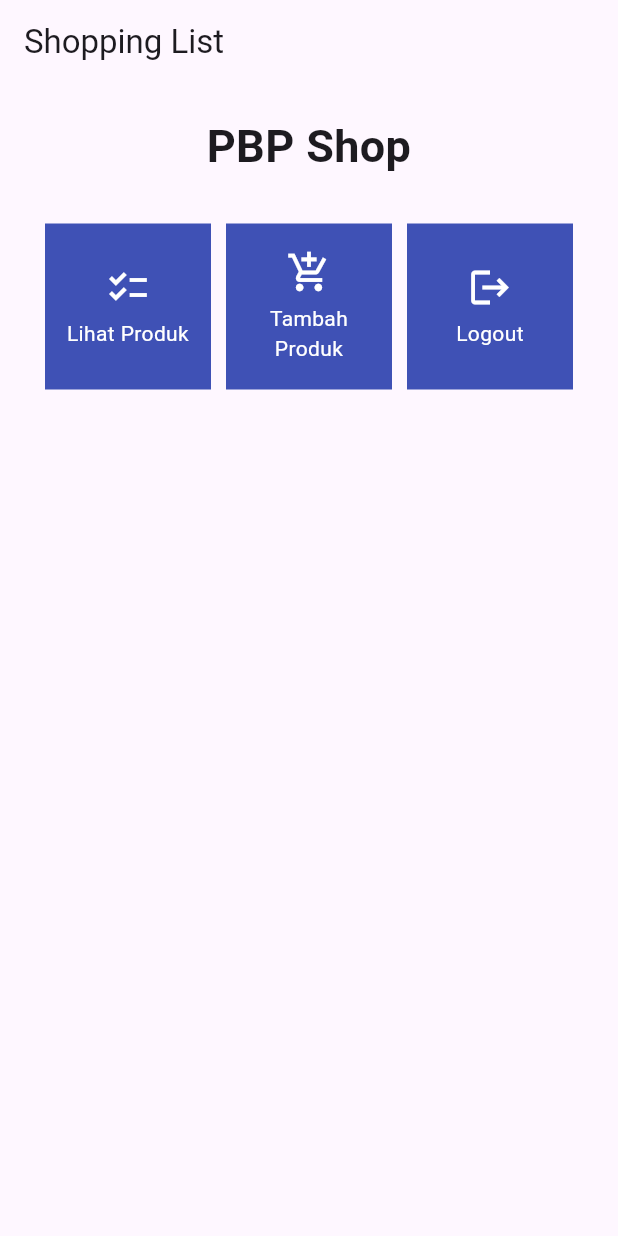
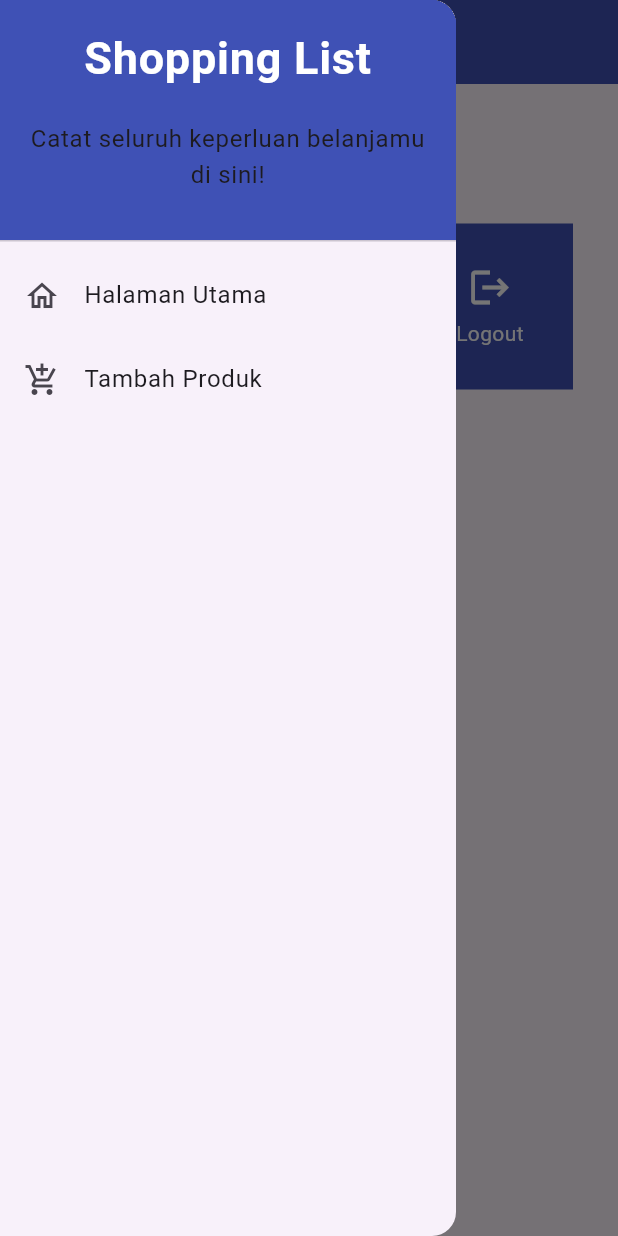
Before and after one commit to Nsyay/shopping-list-mobile, a Flutter app: the screen it shows after launch, with the side drawer open (before the commit the screen has no drawer), on a phone screen of 412 x 824 dp. Run offline on Flutter 3.47's test engine with Material 2 defaults, Android fonts, the phone set to English and light mode, and no system bars.

Commit message:
tutorial 7 selesai

```diff
--- a/lib/main.dart
+++ b/lib/main.dart
@@ -1,6 +1,6 @@
 import 'package:flutter/material.dart';
 
-import 'package:shopping_list/menu.dart';
+import 'package:shopping_list/screens/menu.dart';
 void main() {
   runApp(const MyApp());
 }
--- a/lib/menu.dart
+++ /dev/null
@@ -1,121 +0,0 @@
-import 'package:flutter/material.dart';
-
-class MyHomePage extends StatelessWidget {
-  MyHomePage({Key? key}) : super(key: key);
-
-
-  final List<ShopItem> items = [
-    ShopItem("Lihat Produk", Icons.checklist),
-    ShopItem("Tambah Produk", Icons.add_shopping_cart),
-    ShopItem("Logout", Icons.logout),
-];
-
-  // This widget is the home page of your application. It is stateful, meaning
-  // that it has a State object (defined below) that contains fields that affect
-  // how it looks.
-
-  // This class is the configuration for the state. It holds the values (in this
-  // case the title) provided by the parent (in this case the App widget) and
-  // used by the build method of the State. Fields in a Widget subclass are
-  // always marked "final".
-
-  @override
-  Widget build(BuildContext context) {
-        return Scaffold(
-      appBar: AppBar(
-        title: const Text(
-          'Shopping List',
-        ),
-      ),
-      body: SingleChildScrollView(
-        // Widget wrapper yang dapat discroll
-        child: Padding(
-          padding: const EdgeInsets.all(10.0), // Set padding dari halaman
-          child: Column(
-            // Widget untuk menampilkan children secara vertikal
-            children: <Widget>[
-              const Padding(
-                padding: EdgeInsets.only(top: 10.0, bottom: 10.0),
-                // Widget Text untuk menampilkan tulisan dengan alignment center dan style yang sesuai
-                child: Text(
-                  'PBP Shop', // Text yang menandakan toko
-                  textAlign: TextAlign.center,
-                  style: TextStyle(
-                    fontSize: 30,
-                    fontWeight: FontWeight.bold,
-                  ),
-                ),
-              ),
-              // Grid layout
-              GridView.count(
-                // Container pada card kita.
-                primary: true,
-                padding: const EdgeInsets.all(20),
-                crossAxisSpacing: 10,
-                mainAxisSpacing: 10,
-                crossAxisCount: 3,
-                shrinkWrap: true,
-                children: items.map((ShopItem item) {
-                  // Iterasi untuk setiap item
-                  return ShopCard(item);
-                }).toList(),
-              ),
-            ],
-          ),
-        ),
-      ),
-    );
-    }
-}
-
-class ShopItem {
-  final String name;
-  final IconData icon;
-
-  ShopItem(this.name, this.icon);
-}
-
-class ShopCard extends StatelessWidget {
-  final ShopItem item;
-
-  const ShopCard(this.item, {super.key}); // Constructor
-
-  @override
-  Widget build(BuildContext context) {
-    return Material(
-      color: Colors.indigo,
-      child: InkWell(
-        // Area responsive terhadap sentuhan
-        onTap: () {
-          // Memunculkan SnackBar ketika diklik
-          ScaffoldMessenger.of(context)
-            ..hideCurrentSnackBar()
-            ..showSnackBar(SnackBar(
-                content: Text("Kamu telah menekan tombol ${item.name}!")));
-        },
-        child: Container(
-          // Container untuk menyimpan Icon dan Text
-          padding: const EdgeInsets.all(8),
-          child: Center(
-            child: Column(
-              mainAxisAlignment: MainAxisAlignment.center,
-              children: [
-                Icon(
-                  item.icon,
-                  color: Colors.white,
-                  size: 30.0,
-                ),
-                const Padding(padding: EdgeInsets.all(3)),
-                Text(
-                  item.name,
-                  textAlign: TextAlign.center,
-                  style: const TextStyle(color: Colors.white),
-                ),
-              ],
-            ),
-          ),
-        ),
-      ),
-    );
-  }
-}
--- /dev/null
+++ b/lib/screens/menu.dart
@@ -0,0 +1,75 @@
+import 'package:flutter/material.dart';
+import 'package:shopping_list/widgets/left_drawer.dart';
+import 'package:shopping_list/widgets/shop_card.dart';
+
+
+class MyHomePage extends StatelessWidget {
+  MyHomePage({Key? key}) : super(key: key);
+
+
+  final List<ShopItem> items = [
+    ShopItem("Lihat Produk", Icons.checklist),
+    ShopItem("Tambah Produk", Icons.add_shopping_cart),
+    ShopItem("Logout", Icons.logout),
+];
+
+  // This widget is the home page of your application. It is stateful, meaning
+  // that it has a State object (defined below) that contains fields that affect
+  // how it looks.
+
+  // This class is the configuration for the state. It holds the values (in this
+  // case the title) provided by the parent (in this case the App widget) and
+  // used by the build method of the State. Fields in a Widget subclass are
+  // always marked "final".
+
+  @override
+  Widget build(BuildContext context) {
+        return Scaffold(
+          appBar: AppBar(
+            title: const Text(
+              'Shopping List',
+            ),
+            backgroundColor: Colors.indigo,
+            foregroundColor: Colors.white,
+          ),
+          drawer: const LeftDrawer(),
+          body: SingleChildScrollView(
+            // Widget wrapper yang dapat discroll
+            child: Padding(
+              padding: const EdgeInsets.all(10.0), // Set padding dari halaman
+              child: Column(
+                // Widget untuk menampilkan children secara vertikal
+                children: <Widget>[
+                  const Padding(
+                    padding: EdgeInsets.only(top: 10.0, bottom: 10.0),
+                    // Widget Text untuk menampilkan tulisan dengan alignment center dan style yang sesuai
+                    child: Text(
+                      'PBP Shop', // Text yang menandakan toko
+                      textAlign: TextAlign.center,
+                      style: TextStyle(
+                        fontSize: 30,
+                        fontWeight: FontWeight.bold,
+                      ),
+                    ),
+                  ),
+                  // Grid layout
+                  GridView.count(
+                    // Container pada card kita.
+                    primary: true,
+                    padding: const EdgeInsets.all(20),
+                    crossAxisSpacing: 10,
+                    mainAxisSpacing: 10,
+                    crossAxisCount: 3,
+                    shrinkWrap: true,
+                    children: items.map((ShopItem item) {
+                      // Iterasi untuk setiap item
+                      return ShopCard(item);
+                    }).toList(),
+                  ),
+                ],
+              ),
+            ),
+          ),
+        );
+    }
+}
--- /dev/null
+++ b/lib/widgets/left_drawer.dart
@@ -0,0 +1,64 @@
+import 'package:flutter/material.dart';
+import 'package:shopping_list/screens/menu.dart';
+import 'package:shopping_list/screens/shoplist_form.dart';
+
+
+class LeftDrawer extends StatelessWidget {
+  const LeftDrawer({super.key});
+
+  @override
+  Widget build(BuildContext context) {
+    return Drawer(
+      child: ListView(
+        children: [
+          const DrawerHeader(
+            decoration: BoxDecoration(
+                color: Colors.indigo,
+              ),
+              child: Column(
+                children: [
+                  Text(
+                    'Shopping List',
+                    textAlign: TextAlign.center,
+                    style: TextStyle(
+                      fontSize: 30,
+                      fontWeight: FontWeight.bold,
+                      color: Colors.white,
+                    ),
+                  ),
+                  Padding(padding: EdgeInsets.all(10)),
+                  Text("Catat seluruh keperluan belanjamu di sini!",
+                      textAlign: TextAlign.center,
+                  ),
+                ],
+              ),
+          ),
+          ListTile(
+            leading: const Icon(Icons.home_outlined),
+            title: const Text('Halaman Utama'),
+            // Bagian redirection ke MyHomePage
+            onTap: () {
+              Navigator.pushReplacement(
+                  context,
+                  MaterialPageRoute(
+                    builder: (context) => MyHomePage(),
+                  ));
+            },
+          ),
+          ListTile(
+            leading: const Icon(Icons.add_shopping_cart),
+            title: const Text('Tambah Produk'),
+            // Bagian redirection ke ShopFormPage
+            onTap: () {
+              Navigator.pushReplacement(
+                  context,
+                  MaterialPageRoute(
+                    builder: (context) => ShopFormPage(),
+                  ));
+            },
+          ),
+        ],
+      ),
+    );
+  }
+}
--- /dev/null
+++ b/lib/widgets/shop_card.dart
@@ -0,0 +1,58 @@
+import 'package:flutter/material.dart';
+import 'package:shopping_list/screens/shoplist_form.dart';
+
+class ShopItem {
+  final String name;
+  final IconData icon;
+
+  ShopItem(this.name, this.icon);
+}
+
+class ShopCard extends StatelessWidget {
+  final ShopItem item;
+
+  const ShopCard(this.item, {super.key}); // Constructor
+
+  @override
+  Widget build(BuildContext context) {
+    return Material(
+      color: Colors.indigo,
+      child: InkWell(
+        // Area responsive terhadap sentuhan
+        onTap: () {
+          // Memunculkan SnackBar ketika diklik
+          ScaffoldMessenger.of(context)
+            ..hideCurrentSnackBar()
+            ..showSnackBar(SnackBar(
+                content: Text("Kamu telah menekan tombol ${item.name}!")));
+          if (item.name == "Tambah Produk") {
+            Navigator.push(context,
+            MaterialPageRoute(builder: (context) => const ShopFormPage()));
+          }
+        },
+        child: Container(
+          // Container untuk menyimpan Icon dan Text
+          padding: const EdgeInsets.all(8),
+          child: Center(
+            child: Column(
+              mainAxisAlignment: MainAxisAlignment.center,
+              children: [
+                Icon(
+                  item.icon,
+                  color: Colors.white,
+                  size: 30.0,
+                ),
+                const Padding(padding: EdgeInsets.all(3)),
+                Text(
+                  item.name,
+                  textAlign: TextAlign.center,
+                  style: const TextStyle(color: Colors.white),
+                ),
+              ],
+            ),
+          ),
+        ),
+      ),
+    );
+  }
+}
```
Also changed, not shown: lib/screens/shoplist_form.dart (added, +161 -0 lines).
